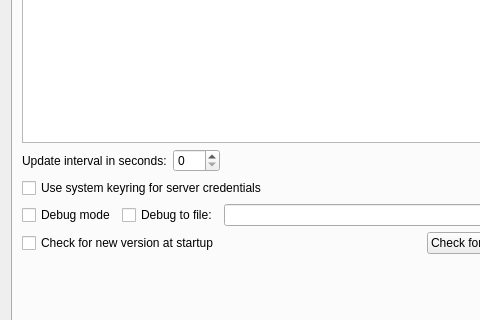
The window that Nagstamon/QUI/settings_main.ui (HenriWahl/Nagstamon) describes before a commit, drawn with Qt 5; both pictures show x 0 to 480 and y 287 to 607 of the 601 by 974 pixel window.
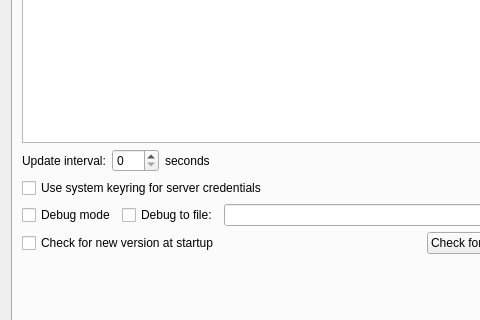
The same window after the commit. The open tabs and pages were chosen to show the change.

```diff
--- a/Nagstamon/QUI/settings_main.ui
+++ b/Nagstamon/QUI/settings_main.ui
@@ -134,7 +134,7 @@
          <item>
           <widget class="QLabel" name="label_update_interval_seconds">
            <property name="text">
-            <string>Update interval in seconds:</string>
+            <string>Update interval:</string>
            </property>
           </widget>
          </item>
@@ -145,6 +145,13 @@
            </property>
           </widget>
          </item>
+         <item>
+          <widget class="QLabel" name="label_interval_seconds">
+           <property name="text">
+            <string>seconds</string>
+           </property>
+          </widget>
+         </item>
          <item>
           <spacer name="horizontalSpacer">
            <property name="orientation">
```
Left out of the diff: 4 changed lines with no effect on the pictures.
